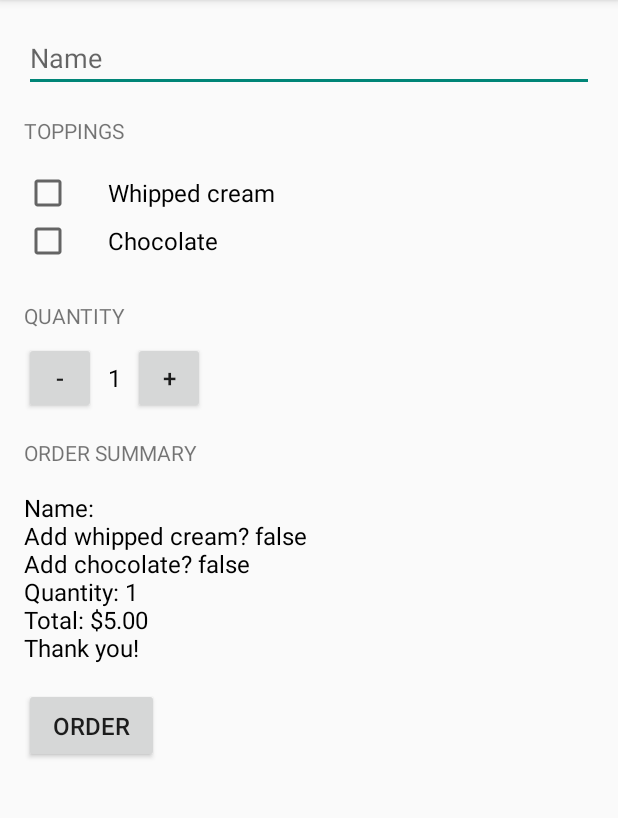
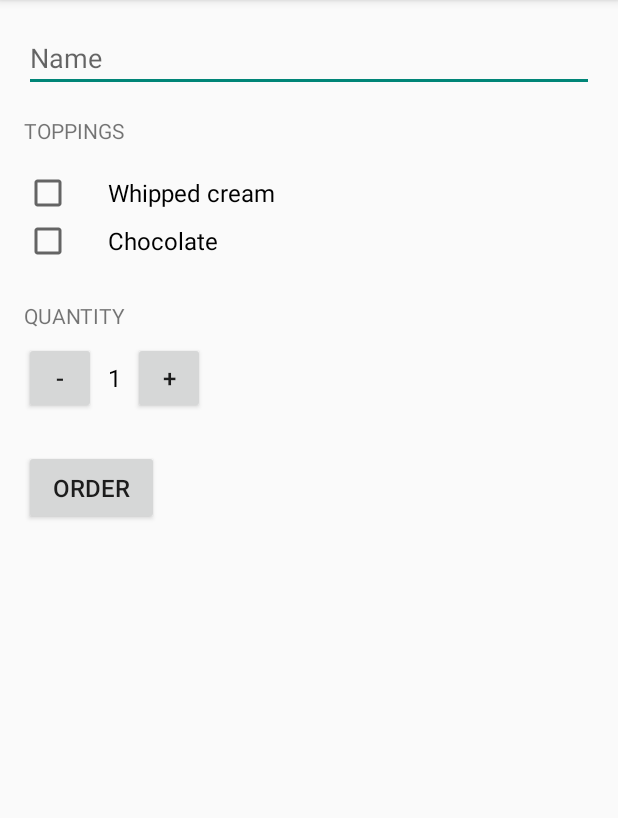
Before and after one commit to guzike/JustJava, an Android app: the screen it shows after launch (MainActivity), after a tap on "ORDER", on a phone screen of 412 x 824 dp, the part 84-902 px from its top. Run offline under Robolectric (Android 15) with nearby library versions, the phone set to English and light mode, and no system bars.

Commit message:
add implicit intent rem xml and java code for order summary view

```diff
--- a/app/src/main/java/com/example/android/justjava/MainActivity.java
+++ b/app/src/main/java/com/example/android/justjava/MainActivity.java
@@ -1,5 +1,6 @@
 package com.example.android.justjava;
 
+import android.content.Intent;
 import android.os.Bundle;
 import android.support.v7.app.AppCompatActivity;
 import android.text.Editable;
@@ -53,7 +54,17 @@ public class MainActivity extends AppCompatActivity {
 
         int price = calculatePrice();
 
-        displayMessage(createOrderSummary(price, hasWhippedCream, hasChocolate, name));
+        // Create the text message with a string
+        Intent sendIntent = new Intent();
+        sendIntent.setAction(Intent.ACTION_SEND);
+        sendIntent.putExtra(Intent.EXTRA_SUBJECT, "JustJava order for " + name);
+        sendIntent.putExtra(Intent.EXTRA_TEXT, createOrderSummary(price, hasWhippedCream, hasChocolate, name));
+        sendIntent.setType("text/plain");
+
+        // Verify that the intent will resolve to an activity
+        if (sendIntent.resolveActivity(getPackageManager()) != null) {
+            startActivity(sendIntent);
+        }
     }
 
     /**
--- a/app/src/main/res/layout/activity_main.xml
+++ b/app/src/main/res/layout/activity_main.xml
@@ -84,26 +84,10 @@
 
         </LinearLayout>
 
-        <TextView
-            android:layout_width="wrap_content"
-            android:layout_height="wrap_content"
-            android:layout_marginBottom="16dp"
-            android:layout_marginTop="16dp"
-            android:text="Order summary"
-            android:textAllCaps="true" />
-
-        <TextView
-            android:id="@+id/order_summary_text_view"
-            android:layout_width="wrap_content"
-            android:layout_height="wrap_content"
-            android:text="Total: 0,00 &#8372;"
-            android:textColor="@android:color/black"
-            android:textSize="16sp" />
-
         <Button
             android:layout_width="90dp"
             android:layout_height="50dp"
-            android:layout_marginTop="16dp"
+            android:layout_marginTop="24dp"
             android:onClick="submitOrder"
             android:text="Order"
             android:textAllCaps="true"
```
